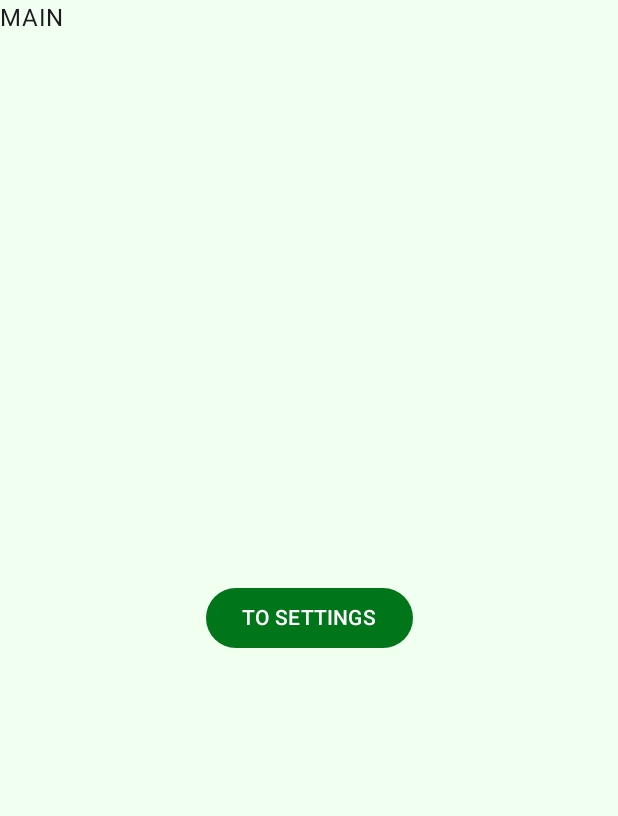
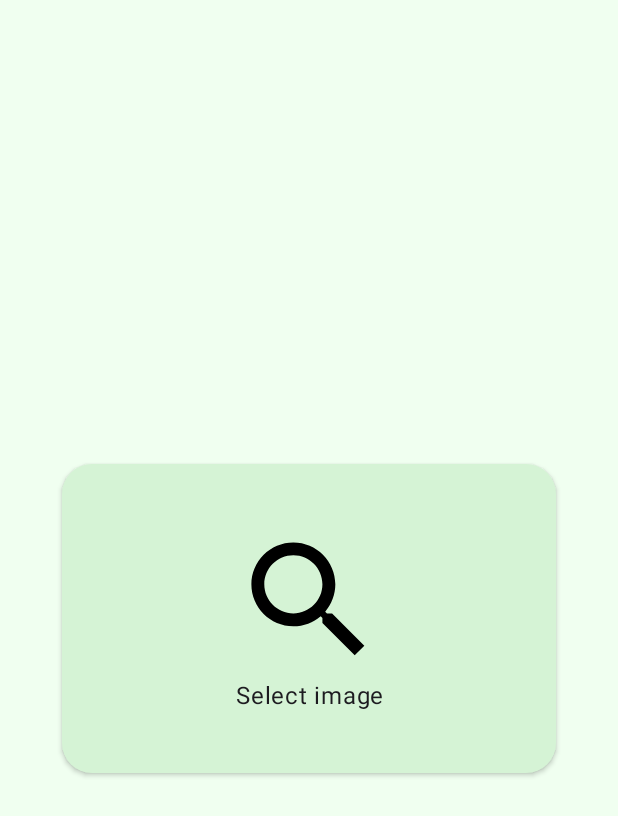
Before and after one commit to DigitalSamuraiDTM/ProcedureGeneration, an Android app built with Jetpack Compose: the screen it shows after launch (MainActivity), on a phone screen of 412 x 824 dp. Shown: the top 816 px of the screen. Run offline under Robolectric (Android 15) with nearby library versions, the phone set to English and light mode, and no system bars; our stand-ins replace Dagger/Hilt's generated code; 1 statement that could not run was skipped.

Commit message:
Add image selector

```diff
--- a/app/src/main/java/com/digitalsamurai/jni_test/core/screen/BaseScreen.kt
+++ b/app/src/main/java/com/digitalsamurai/jni_test/core/screen/BaseScreen.kt
@@ -31,7 +31,6 @@ abstract class BaseScreen<VIEWMODEL : ScreenViewModel<*, *>> {
     @Composable
     protected abstract fun MakeViewModel(): VIEWMODEL
 
-    @SuppressLint("NotConstructor")
     @Composable
     public abstract fun Screen(viewModel: VIEWMODEL)
 
--- a/app/src/main/java/com/digitalsamurai/jni_test/screens/main/MainScreen.kt
+++ b/app/src/main/java/com/digitalsamurai/jni_test/screens/main/MainScreen.kt
@@ -1,15 +1,16 @@
 package com.digitalsamurai.jni_test.screens.main
 
 import androidx.compose.foundation.layout.Box
+import androidx.compose.foundation.layout.fillMaxHeight
 import androidx.compose.foundation.layout.fillMaxSize
-import androidx.compose.material3.Button
-import androidx.compose.material3.ButtonDefaults
-import androidx.compose.material3.Text
+import androidx.compose.foundation.layout.fillMaxWidth
 import androidx.compose.runtime.Composable
+import androidx.compose.runtime.collectAsState
 import androidx.compose.ui.Alignment
 import androidx.compose.ui.Modifier
 import androidx.lifecycle.viewmodel.compose.viewModel
 import com.digitalsamurai.jni_test.core.screen.BaseScreen
+import com.digitalsamurai.jni_test.view.ImageSelector
 
 
 object MainScreen : BaseScreen<MainScreenViewModel>() {
@@ -24,13 +25,15 @@ object MainScreen : BaseScreen<MainScreenViewModel>() {
     @Composable
     override fun Screen(viewModel: MainScreenViewModel) {
         Box(modifier = Modifier.fillMaxSize()) {
-            Text("MAIN")
-            Button(onClick = {
-                viewModel.toSettingsScreen()
-            }, modifier = Modifier.align(Alignment.Center)) {
-                Text("TO SETTINGS")
-            }
+            ImageSelector(
+                state = ImageSelector.defaultState(),
+                modifier = Modifier
+                    .fillMaxWidth(0.8f)
+                    .fillMaxHeight(0.25f)
+                    .align(Alignment.Center),
+                onImageSelectClicked = { viewModel.onImageSelect() },
+                onImageDrop = { viewModel.onImageDrop() }
+            )
         }
     }
-
 }
--- a/app/src/main/java/com/digitalsamurai/jni_test/screens/main/MainScreenEvent.kt
+++ b/app/src/main/java/com/digitalsamurai/jni_test/screens/main/MainScreenEvent.kt
@@ -2,5 +2,7 @@ package com.digitalsamurai.jni_test.screens.main
 
 import com.digitalsamurai.jni_test.core.viewmodel.UiEvent
 
-class MainScreenEvent: UiEvent() {
+sealed class MainScreenEvent: UiEvent() {
+
+    object SelectImage: MainScreenEvent()
 }
--- a/app/src/main/java/com/digitalsamurai/jni_test/screens/main/MainScreenState.kt
+++ b/app/src/main/java/com/digitalsamurai/jni_test/screens/main/MainScreenState.kt
@@ -1,5 +1,8 @@
 package com.digitalsamurai.jni_test.screens.main
 
 import com.digitalsamurai.jni_test.core.viewmodel.UiState
+import com.digitalsamurai.jni_test.view.ImageSelector
 
-public class MainScreenState: UiState()
+public class MainScreenState(
+    val imageSelectorState: ImageSelector.State
+): UiState()
--- a/app/src/main/java/com/digitalsamurai/jni_test/screens/main/MainScreenViewModel.kt
+++ b/app/src/main/java/com/digitalsamurai/jni_test/screens/main/MainScreenViewModel.kt
@@ -2,12 +2,23 @@ package com.digitalsamurai.jni_test.screens.main
 
 import com.digitalsamurai.jni_test.core.viewmodel.ScreenViewModel
 import com.digitalsamurai.jni_test.screens.settings.SettingsScreen
+import com.digitalsamurai.jni_test.view.ImageSelector
 
 class MainScreenViewModel: ScreenViewModel<MainScreenState, MainScreenEvent>() {
 
-    override fun initialState(): MainScreenState = MainScreenState()
+    override fun initialState(): MainScreenState = MainScreenState(
+        imageSelectorState = ImageSelector.defaultState()
+    )
 
     fun toSettingsScreen() {
         navigateTo(SettingsScreen)
     }
+
+    fun onImageSelect() {
+        event(MainScreenEvent.SelectImage)
+    }
+
+    fun onImageDrop() {
+
+    }
 }
--- a/app/src/main/java/com/digitalsamurai/jni_test/theme/colors.kt
+++ b/app/src/main/java/com/digitalsamurai/jni_test/theme/colors.kt
@@ -5,26 +5,30 @@ import androidx.compose.material3.lightColorScheme
 import androidx.compose.ui.graphics.Color
 
 internal val lightNdkColorScheme = lightColorScheme(
-    background = Color(0xFFEE0000),
+    background = Color(0xFF006BEE),
     primary = Color(0xFF00751A),
-    surface = Color(0xFFF0FFF0)
+    surface = Color(0xFFF0FFF0),
+    surfaceContainerHighest = Color(0xFFD5F3D5),
+    surfaceTint = Color.Red,
 )
 // primary  ocновной цвет бэкграунда элемента (например кнопки)
 // surface - задает цвет основного фона для surface. Норм, если оборачивать весь контент в surface
+// surfaceContainerHighest - цвет фона Card
 
 internal val darkNdkColorScheme = darkColorScheme(
     background = Color(0xFFFF0000),
     primary = Color(0xFF00E826),
     primaryContainer = Color(0xFF2A2A2A),
     surface = Color(0xFF2A342A),
-)
-
+    surfaceContainerHighest = Color(0xFF3E4B3E),
+    )
 
 internal val lightKotlinColorScheme = lightColorScheme(
     background = Color(0xFFEE0000),
     primary = Color(0xFF4A0069),
-    surface = Color(0xFFFCF2FF)
-)
+    surface = Color(0xFFFCF2FF),
+    surfaceContainerHighest = Color(0xFFEBD5F3),
+    )
 // primary  ocновной цвет бэкграунда элемента (например кнопки)
 // surface - задает цвет основного фона для surface. Норм, если оборачивать весь контент в surface
 
@@ -33,4 +37,5 @@ internal val darkKotlinColorScheme = darkColorScheme(
     primary = Color(0xFFAA00E8),
     primaryContainer = Color(0xFF2A2A2A),
     surface = Color(0xFF312A34),
-)
+    surfaceContainerHighest = Color(0xFF483E4B),
+    )
--- /dev/null
+++ b/app/src/main/java/com/digitalsamurai/jni_test/view/ImageSelector.kt
@@ -0,0 +1,109 @@
+package com.digitalsamurai.jni_test.view
+
+import android.content.res.Configuration
+import androidx.annotation.DrawableRes
+import androidx.compose.foundation.Image
+import androidx.compose.foundation.clickable
+import androidx.compose.foundation.layout.Box
+import androidx.compose.foundation.layout.Column
+import androidx.compose.foundation.layout.fillMaxHeight
+import androidx.compose.foundation.layout.fillMaxSize
+import androidx.compose.foundation.layout.fillMaxWidth
+import androidx.compose.foundation.layout.wrapContentHeight
+import androidx.compose.foundation.layout.wrapContentWidth
+import androidx.compose.foundation.shape.RoundedCornerShape
+import androidx.compose.material.icons.Icons
+import androidx.compose.material.icons.filled.Search
+import androidx.compose.material3.Card
+import androidx.compose.material3.CardDefaults
+import androidx.compose.material3.Surface
+import androidx.compose.material3.Text
+import androidx.compose.runtime.Composable
+import androidx.compose.ui.Alignment
+import androidx.compose.ui.Modifier
+import androidx.compose.ui.graphics.ImageBitmap
+import androidx.compose.ui.res.imageResource
+import androidx.compose.ui.text.style.TextAlign
+import androidx.compose.ui.tooling.preview.Preview
+import androidx.compose.ui.unit.dp
+import com.digitalsamurai.jni_test.ThemeMod
+import com.digitalsamurai.jni_test.theme.AppTheme
+
+public object ImageSelector {
+
+    @Composable
+    operator fun invoke(
+        state: State,
+        modifier: Modifier = Modifier,
+        onImageSelectClicked: () -> Unit,
+        onImageDrop: () -> Unit
+    ) {
+        Card(
+            modifier = modifier,
+            shape = RoundedCornerShape(20.dp),
+            elevation = CardDefaults.elevatedCardElevation(2.dp)
+        ) {
+
+            if (state.image != null) {
+                Image(
+                    bitmap = ImageBitmap.imageResource(state.image),
+                    modifier = Modifier.fillMaxSize(),
+                    contentDescription = "Selected image"
+                )
+            } else {
+                Box(modifier = Modifier.fillMaxSize().clickable(true, onClick = onImageSelectClicked)) {
+                    Column(
+                        modifier = Modifier
+                            .wrapContentHeight()
+                            .wrapContentWidth()
+                            .align(Alignment.Center)
+                    ) {
+                        Image(
+                            imageVector = Icons.Default.Search,
+                            contentDescription = null,
+                            modifier = Modifier
+                                .fillMaxHeight(0.5f)
+                                .fillMaxWidth()
+                        )
+                        Text(
+                            "Select image",
+                            modifier = Modifier
+                                .fillMaxWidth()
+                                .wrapContentHeight(),
+                            textAlign = TextAlign.Center
+                        )
+                    }
+                }
+            }
+        }
+    }
+
+    public data class State(
+        @DrawableRes
+        val image: Int?
+    )
+
+    public fun defaultState(): State = State(
+        image = null
+    )
+}
+
+@Composable
+@Preview(showSystemUi = false, uiMode = Configuration.UI_MODE_NIGHT_YES)
+private fun Preview() {
+    AppTheme(mod = ThemeMod.KOTLIN) {
+        Surface {
+            Box(modifier = Modifier.fillMaxSize()) {
+                ImageSelector(
+                    state = ImageSelector.defaultState(),
+                    modifier = Modifier
+                        .align(alignment = Alignment.Center)
+                        .fillMaxWidth(0.8f)
+                        .fillMaxHeight(0.25f),
+                    onImageSelectClicked = {},
+                    onImageDrop = {}
+                )
+            }
+        }
+    }
+}
```
